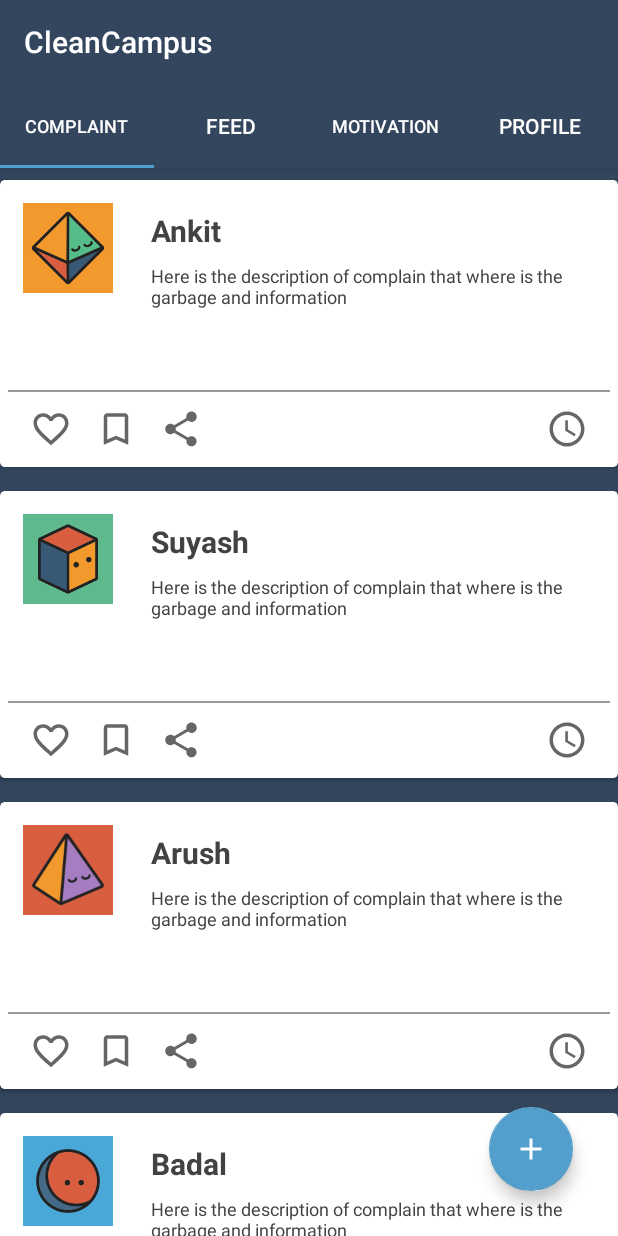
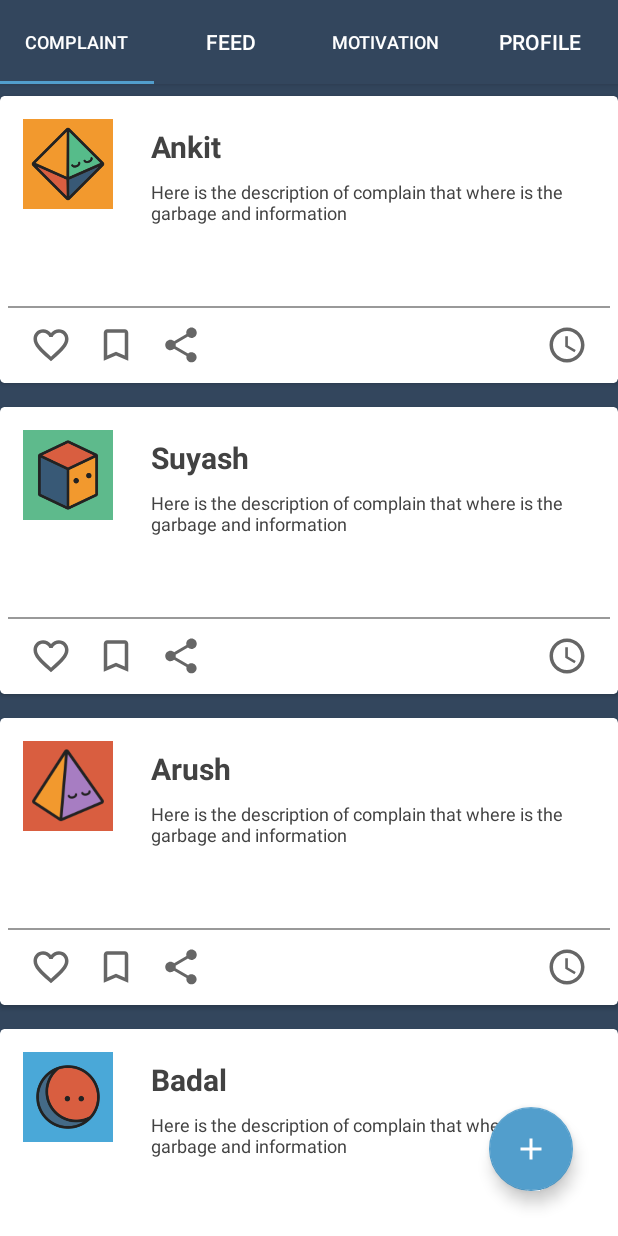
Before and after one commit to kaushalbhardwaj/CleanCampus, an Android app: the MainActivity screen opened directly, with no data from a screen before it, on a phone screen of 412 x 824 dp. Run offline under Robolectric (Android 15) with nearby library versions, the phone set to English and light mode, and no system bars; 2 statements that could not run were skipped.

Commit message:
change tab layout

```diff
--- a/app/src/main/res/layout/activity_main.xml
+++ b/app/src/main/res/layout/activity_main.xml
@@ -17,14 +17,6 @@
         android:layout_width="match_parent"
         android:layout_height="wrap_content">
 
-        <android.support.v7.widget.Toolbar
-            android:id="@+id/toolbar"
-            android:layout_width="match_parent"
-            android:layout_height="?attr/actionBarSize"
-            app:popupTheme="@style/ThemeOverlay.AppCompat.Light"
-            app:layout_collapseMode="pin"
-            />
-
         <android.support.design.widget.TabLayout
             android:id="@+id/tab_layout"
             app:tabTextColor="#FFFF"
```
